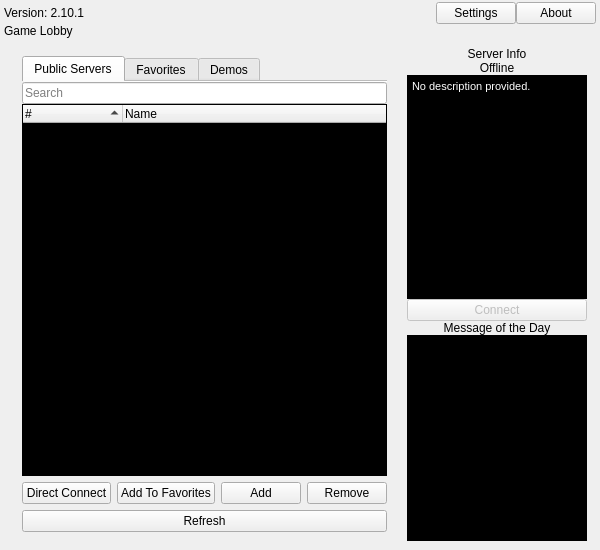
AttorneyOnline/AO2-Client, file resource/ui/lobby.ui: the form before one commit.
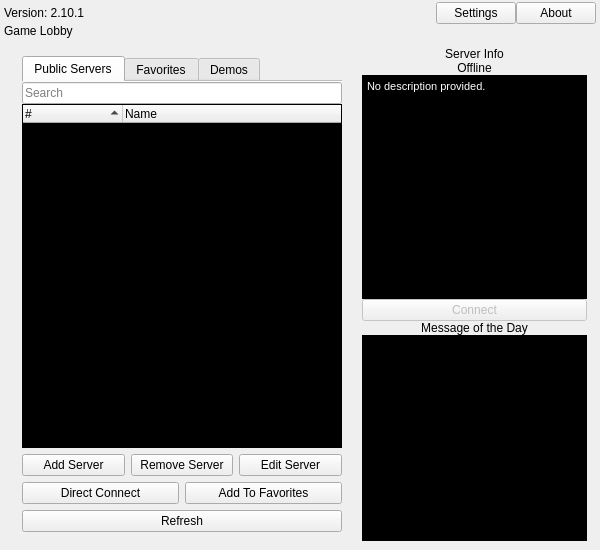
The form after the commit.

Commit message: Add edit menu to favorites

Diff of the .ui file:
```diff
--- a/resource/ui/lobby.ui
+++ b/resource/ui/lobby.ui
@@ -328,6 +328,31 @@
          <item>
           <layout class="QHBoxLayout" name="common_controls">
            <item>
+            <widget class="QPushButton" name="add_server_button">
+             <property name="text">
+              <string>Add Server</string>
+             </property>
+            </widget>
+           </item>
+           <item>
+            <widget class="QPushButton" name="remove_from_favorites_button">
+             <property name="text">
+              <string>Remove Server</string>
+             </property>
+            </widget>
+           </item>
+           <item>
+            <widget class="QPushButton" name="edit_favorite_button">
+             <property name="text">
+              <string>Edit Server</string>
+             </property>
+            </widget>
+           </item>
+          </layout>
+         </item>
+         <item>
+          <layout class="QHBoxLayout" name="horizontalLayout_3">
+           <item>
             <widget class="QPushButton" name="direct_connect_button">
              <property name="text">
               <string>Direct Connect</string>
@@ -341,20 +366,6 @@
              </property>
             </widget>
            </item>
-           <item>
-            <widget class="QPushButton" name="add_server_button">
-             <property name="text">
-              <string>Add</string>
-             </property>
-            </widget>
-           </item>
-           <item>
-            <widget class="QPushButton" name="remove_from_favorites_button">
-             <property name="text">
-              <string>Remove</string>
-             </property>
-            </widget>
-           </item>
           </layout>
          </item>
          <item>
```
The commit also changes 11 other files.
